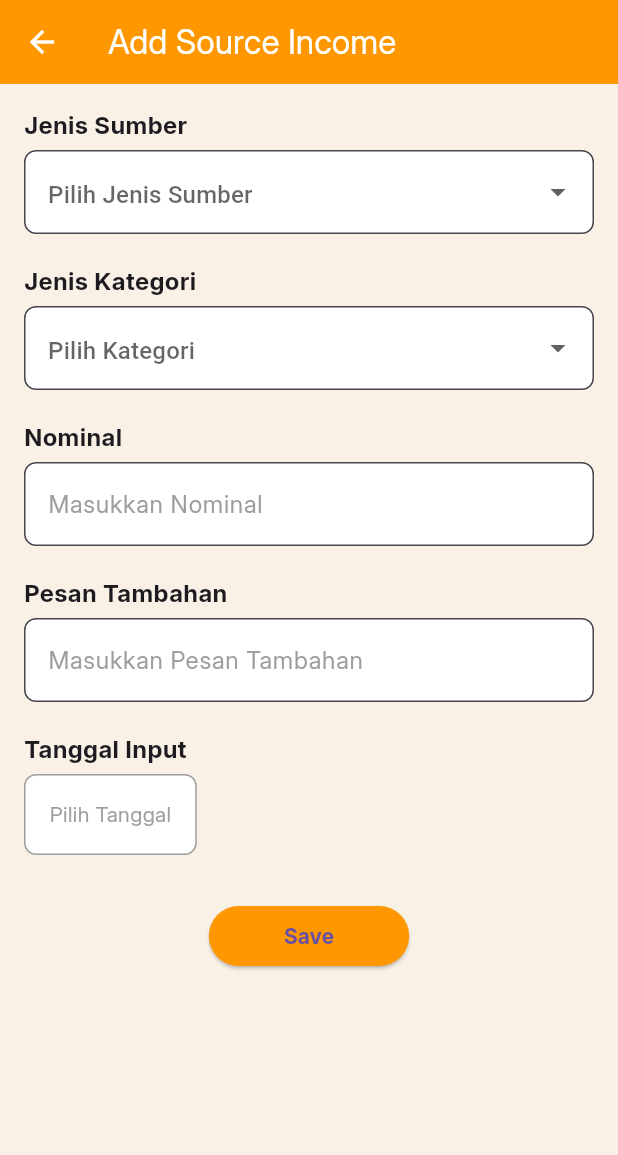
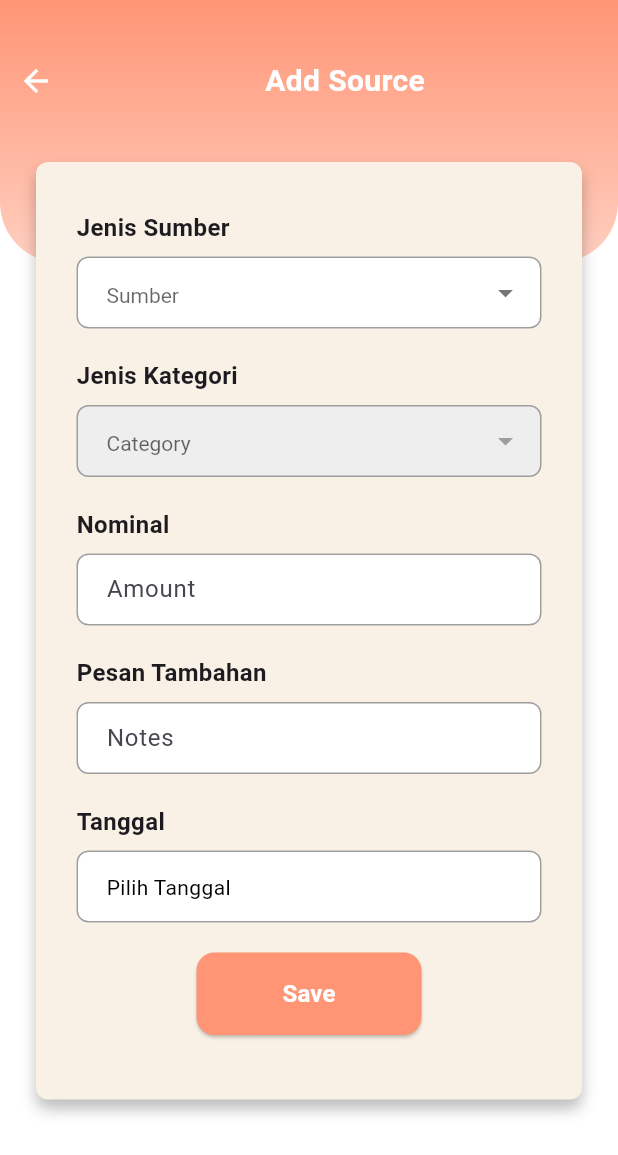
Before and after one commit to Natashayp/money_map, a Flutter app: the AddSourceIncomePage screen opened by its route, on a phone screen of 412 x 824 dp. Shown: the top 1155 px of the screen. Run offline on Flutter 3.47's test engine with Material 3 defaults, Android fonts, the phone set to English and light mode, and no system bars; our stand-ins replace cloud_firestore, firebase_core; accounts and stored records are empty; project files that could hold a hidden picture were left out.

Commit message:
benerin layout

```diff
--- a/lib/add_source_income_page.dart
+++ b/lib/add_source_income_page.dart
@@ -1,76 +1,89 @@
 import 'package:flutter/material.dart';
-import 'package:cloud_firestore/cloud_firestore.dart'; // Import Firebase Firestore
+import 'package:cloud_firestore/cloud_firestore.dart';
 import 'home_page.dart';
 
 class AddSourceIncomePage extends StatefulWidget {
-  AddSourceIncomePage({super.key});
-
   @override
   _AddSourceIncomePageState createState() => _AddSourceIncomePageState();
 }
 
 class _AddSourceIncomePageState extends State<AddSourceIncomePage> {
-  final List<Map<String, dynamic>> categories = [
-    {'icon': Icons.shopping_bag, 'name': 'Shopping'},
-    {'icon': Icons.fastfood, 'name': 'Food'},
-    {'icon': Icons.shopping_cart, 'name': 'Groceries'},
-    {'icon': Icons.music_note, 'name': 'Entertainment'},
-    {'icon': Icons.health_and_safety, 'name': 'Health'},
+  String? _selectedSourceType;
+  String? _selectedCategory;
+  DateTime? _selectedDate;
+
+  final List<Map<String, dynamic>> incomeCategories = [
+    {"label": "Salary", "icon": Icons.money},
+    {"label": "Investment", "icon": Icons.trending_up},
+    {"label": "Bonus", "icon": Icons.card_giftcard},
+    {"label": "Other", "icon": Icons.category},
   ];
 
-  DateTime? _selectedDate;
-  String? selectedCategory;
-  String? selectedSourceType;
-  TextEditingController amountController = TextEditingController();
-  TextEditingController notesController = TextEditingController();
+  final List<Map<String, dynamic>> expenseCategories = [
+    {"label": "Shopping", "icon": Icons.shopping_bag},
+    {"label": "Food", "icon": Icons.fastfood},
+    {"label": "Groceries", "icon": Icons.local_grocery_store},
+    {"label": "Entertainment", "icon": Icons.mic},
+    {"label": "Health", "icon": Icons.favorite},
+  ];
 
-  @override
-  Widget build(BuildContext context) {
-    return Scaffold(
-      appBar: AppBar(
-        backgroundColor: Colors.orange,
-        elevation: 0,
-        leading: IconButton(
-          icon: Icon(Icons.arrow_back, color: Colors.white),
-          onPressed: () {
-            Navigator.pop(context);
-          },
+  final TextEditingController _amountController = TextEditingController();
+  final TextEditingController _noteController = TextEditingController();
+
+  Future<void> _saveToFirebase() async {
+    if (_selectedSourceType != null &&
+        _selectedCategory != null &&
+        _selectedDate != null &&
+        _amountController.text.isNotEmpty) {
+      await FirebaseFirestore.instance.collection('db-money-mab').add({
+        'source': _selectedSourceType,
+        'category': _selectedCategory,
+        'amount': double.parse(_amountController.text),
+        'notes': _noteController.text,
+        'date': _selectedDate,
+      });
+
+      _showSuccessDialog();
+    } else {
+      _showErrorDialog();
+    }
+  }
+
+  void _showSuccessDialog() {
+    showDialog(
+      context: context,
+      builder: (context) => AlertDialog(
+        shape: RoundedRectangleBorder(
+          borderRadius: BorderRadius.circular(12),
         ),
-        title: Text(
-          "Add Source Income",
-          style: TextStyle(color: Colors.white, fontFamily: 'Inter'),
-        ),
-      ),
-      body: Container(
-        color: Color.fromRGBO(249, 241, 230, 1),
-        padding: EdgeInsets.all(16.0),
-        child: Column(
-          crossAxisAlignment: CrossAxisAlignment.start,
+        content: Column(
+          mainAxisSize: MainAxisSize.min,
           children: [
-            _buildSourceTypeDropdown(),
-            SizedBox(height: 20),
-            _buildDropdownField("Jenis Kategori"),
-            SizedBox(height: 20),
-            _buildInputField("Nominal", amountController),
-            SizedBox(height: 20),
-            _buildInputField("Pesan Tambahan", notesController),
-            SizedBox(height: 20),
-            _buildDatePickerField(context),
-            SizedBox(height: 30),
-            Center(
-              child: ElevatedButton(
-                onPressed: _saveToFirebase,
-                style: ElevatedButton.styleFrom(
-                  backgroundColor: Colors.orange,
-                  padding: EdgeInsets.symmetric(horizontal: 50, vertical: 10),
+            Icon(Icons.check_circle, color: Colors.green, size: 60),
+            const SizedBox(height: 16),
+            const Text(
+              "Data Berhasil Disimpan",
+              style: TextStyle(fontWeight: FontWeight.bold, fontSize: 18),
+            ),
+            const SizedBox(height: 24),
+            ElevatedButton(
+              onPressed: () {
+                Navigator.pop(context);
+                Navigator.pushReplacement(
+                  context,
+                  MaterialPageRoute(builder: (context) => HomePage()),
+                );
+              },
+              style: ElevatedButton.styleFrom(
+                backgroundColor: const Color(0xFFFF9575),
+                padding: const EdgeInsets.symmetric(vertical: 12, horizontal: 24),
+                shape: RoundedRectangleBorder(
+                  borderRadius: BorderRadius.circular(8),
                 ),
-                child: Text(
-                  "Save",
-                  style: TextStyle(
-                    fontFamily: 'Inter',
-                    fontWeight: FontWeight.bold,
-                  ),
-                ),
+              ),
+              child: const Text(
+                "OK",
+                style: TextStyle(fontSize: 16, fontWeight: FontWeight.bold, color: Colors.white),
               ),
             ),
           ],
@@ -79,38 +92,252 @@ class _AddSourceIncomePageState extends State<AddSourceIncomePage> {
     );
   }
 
-  Widget _buildSourceTypeDropdown() {
+  void _showErrorDialog() {
+    showDialog(
+      context: context,
+      builder: (context) => AlertDialog(
+        shape: RoundedRectangleBorder(
+          borderRadius: BorderRadius.circular(12),
+        ),
+        content: Column(
+          mainAxisSize: MainAxisSize.min,
+          children: [
+            Icon(Icons.error, color: Colors.red, size: 60),
+            const SizedBox(height: 16),
+            const Text(
+              "Tolong isi semua data",
+              style: TextStyle(fontWeight: FontWeight.bold, fontSize: 18),
+            ),
+            const SizedBox(height: 24),
+            ElevatedButton(
+              onPressed: () {
+                Navigator.pop(context);
+              },
+              style: ElevatedButton.styleFrom(
+                backgroundColor: const Color(0xFFFF9575),
+                padding: const EdgeInsets.symmetric(vertical: 12, horizontal: 24),
+                shape: RoundedRectangleBorder(
+                  borderRadius: BorderRadius.circular(8),
+                ),
+              ),
+              child: const Text(
+                "OK",
+                style: TextStyle(fontSize: 16, fontWeight: FontWeight.bold, color: Colors.white),
+              ),
+            ),
+          ],
+        ),
+      ),
+    );
+  }
+
+  @override
+  Widget build(BuildContext context) {
+    return Scaffold(
+      backgroundColor: const Color(0xFFFFFFFF),
+      body: Stack(
+        children: [
+          Container(
+            height: 175,
+            decoration: const BoxDecoration(
+              gradient: LinearGradient(
+                colors: [Color(0xFFFF9575), Color(0xFFFFCFC0)],
+                begin: Alignment.topCenter,
+                end: Alignment.bottomCenter,
+              ),
+              borderRadius: BorderRadius.only(
+                bottomLeft: Radius.circular(40),
+                bottomRight: Radius.circular(40),
+              ),
+            ),
+          ),
+          SafeArea(
+            child: SingleChildScrollView(
+              child: Column(
+                crossAxisAlignment: CrossAxisAlignment.start,
+                children: [
+                  const SizedBox(height: 30),
+                  Row(
+                    children: [
+                      IconButton(
+                        icon: const Icon(Icons.arrow_back, color: Colors.white),
+                        onPressed: () => Navigator.pop(context),
+                      ),
+                      const Spacer(),
+                      const Text(
+                        "Add Source",
+                        style: TextStyle(
+                          fontWeight: FontWeight.bold,
+                          fontSize: 20,
+                          color: Colors.white,
+                        ),
+                      ),
+                      const Spacer(),
+                    ],
+                  ),
+                  const SizedBox(height: 30),
+                  Center(
+                    child: Container(
+                      margin: const EdgeInsets.fromLTRB(24, 0, 24, 32),
+                      padding: const EdgeInsets.symmetric(vertical: 27, horizontal: 27),
+                      decoration: BoxDecoration(
+                        color: const Color(0xFFF9F1E6),
+                        borderRadius: BorderRadius.circular(8),
+                        boxShadow: [
+                          BoxShadow(
+                            color: Colors.black26,
+                            blurRadius: 8,
+                            offset: const Offset(0, 6),
+                          ),
+                        ],
+                      ),
+                      child: Column(
+                        children: [
+                          const SizedBox(height: 5),
+                          _buildDropdownField(
+                            "Jenis Sumber",
+                            [
+                              {"label": "Income", "icon": Icons.attach_money},
+                              {"label": "Expense", "icon": Icons.money_off},
+                            ],
+                            _selectedSourceType,
+                            "Sumber",
+                            (value) => setState(() {
+                              _selectedSourceType = value;
+                              _selectedCategory = null;
+                            }),
+                          ),
+                          const SizedBox(height: 20),
+                          _buildDropdownField(
+                            "Jenis Kategori",
+                            _selectedSourceType == "Income"
+                                ? incomeCategories
+                                : expenseCategories,
+                            _selectedCategory,
+                            "Category",
+                            (value) => setState(() => _selectedCategory = value),
+                            enabled: _selectedSourceType != null,
+                          ),
+                          const SizedBox(height: 20),
+                          _buildTextField("Nominal", "Amount", _amountController),
+                          const SizedBox(height: 20),
+                          _buildTextField("Pesan Tambahan", "Notes", _noteController),
+                          const SizedBox(height: 20),
+                          _buildDatePickerField(),
+                          const SizedBox(height: 20),
+                          Center(
+                            child: SizedBox(
+                              width: 150,
+                              child: ElevatedButton(
+                                onPressed: _saveToFirebase,
+                                style: ElevatedButton.styleFrom(
+                                  backgroundColor: const Color(0xFFFF9575),
+                                  padding: const EdgeInsets.symmetric(vertical: 16),
+                                  shape: RoundedRectangleBorder(
+                                    borderRadius: BorderRadius.circular(12),
+                                  ),
+                                ),
+                                child: const Text(
+                                  "Save",
+                                  style: TextStyle(
+                                    fontSize: 16,
+                                    fontWeight: FontWeight.bold,
+                                    color: Colors.white,
+                                  ),
+                                ),
+                              ),
+                            ),
+                          ),
+                          const SizedBox(height: 16),
+                        ],
+                      ),
+                    ),
+                  ),
+                ],
+              ),
+            ),
+          ),
+        ],
+      ),
+    );
+  }
+
+  Widget _buildDropdownField(
+    String label,
+    List<Map<String, dynamic>> items,
+    String? selectedValue,
+    String hint,
+    ValueChanged<String?> onChanged, {
+    bool enabled = true,
+  }) {
     return Column(
       crossAxisAlignment: CrossAxisAlignment.start,
       children: [
-        Text(
-          "Jenis Sumber",
-          style: TextStyle(
-            fontFamily: 'Inter',
-            fontWeight: FontWeight.bold,
-            fontSize: 16,
+        Text(label, style: const TextStyle(fontSize: 16, fontWeight: FontWeight.bold)),
+        const SizedBox(height: 8),
+        DropdownButtonFormField<String>(
+          value: selectedValue,
+          items: items
+              .map(
+                (item) => DropdownMenuItem<String>(
+                  value: item["label"],
+                  child: Row(
+                    children: [
+                      Icon(item["icon"], size: 20, color: Colors.black54),
+                      const SizedBox(width: 8),
+                      Text(item["label"]),
+                    ],
+                  ),
+                ),
+              )
+              .toList(),
+          onChanged: enabled ? onChanged : null,
+          decoration: InputDecoration(
+            hintText: hint,
+            filled: true,
+            fillColor: enabled ? Colors.white : Colors.grey.shade200,
+            contentPadding: const EdgeInsets.symmetric(vertical: 10, horizontal: 16),
+            border: OutlineInputBorder(
+              borderRadius: BorderRadius.circular(8),
+              borderSide: const BorderSide(color: Colors.grey),
+            ),
+            enabledBorder: OutlineInputBorder(
+              borderRadius: BorderRadius.circular(8),
+              borderSide: const BorderSide(color: Colors.grey),
+            ),
+            disabledBorder: OutlineInputBorder(
+              borderRadius: BorderRadius.circular(8),
+              borderSide: BorderSide(color: Colors.grey.shade300),
+            ),
           ),
+          style: const TextStyle(fontSize: 14, color: Colors.black),
+          iconEnabledColor: Colors.black54,
+          iconDisabledColor: Colors.grey,
         ),
-        SizedBox(height: 5),
-        DropdownButtonFormField<String>(
-          items: [
-            DropdownMenuItem(value: "Income", child: Text("Income")),
-            DropdownMenuItem(value: "Expense", child: Text("Expense")),
-          ],
-          onChanged: (value) {
-            setState(() {
-              selectedSourceType = value;
-            });
-          },
+      ],
+    );
+  }
+
+  Widget _buildTextField(String label, String hint, TextEditingController controller) {
+    return Column(
+      crossAxisAlignment: CrossAxisAlignment.start,
+      children: [
+        Text(label, style: const TextStyle(fontSize: 16, fontWeight: FontWeight.bold)),
+        const SizedBox(height: 8),
+        TextField(
+          controller: controller,
           decoration: InputDecoration(
-            border: OutlineInputBorder(borderRadius: BorderRadius.circular(8)),
+            hintText: hint,
             filled: true,
             fillColor: Colors.white,
-            hintText: "Pilih Jenis Sumber",
-            hintStyle: TextStyle(
-              fontFamily: 'Inter',
-              fontWeight: FontWeight.normal,
-              color: Colors.grey,
+            contentPadding: const EdgeInsets.symmetric(vertical: 10, horizontal: 16),
+            border: OutlineInputBorder(
+              borderRadius: BorderRadius.circular(8),
+              borderSide: const BorderSide(color: Colors.grey),
+            ),
+            enabledBorder: OutlineInputBorder(
+              borderRadius: BorderRadius.circular(8),
+              borderSide: const BorderSide(color: Colors.grey),
             ),
           ),
         ),
@@ -118,184 +345,50 @@ class _AddSourceIncomePageState extends State<AddSourceIncomePage> {
     );
   }
 
-  Widget _buildDropdownField(String label) {
+  Widget _buildDatePickerField() {
     return Column(
       crossAxisAlignment: CrossAxisAlignment.start,
       children: [
-        Text(
-          label,
-          style: TextStyle(
-            fontFamily: 'Inter',
-            fontWeight: FontWeight.bold,
-            fontSize: 16,
-          ),
-        ),
-        SizedBox(height: 5),
-        DropdownButtonFormField<Map<String, dynamic>>(
-          items: categories
-              .map(
-                (category) => DropdownMenuItem(
-                  value: category,
-                  child: Row(
-                    children: [
-                      Icon(category['icon']),
-                      SizedBox(width: 10),
-                      Text(category['name'], style: TextStyle(fontFamily: 'Inter')),
-                    ],
-                  ),
-                ),
-              )
-              .toList(),
-          onChanged: (value) {
-            setState(() {
-              selectedCategory = value?['name'];
-            });
+        const Text("Tanggal", style: TextStyle(fontSize: 16, fontWeight: FontWeight.bold)),
+        const SizedBox(height: 8),
+        InkWell(
+          onTap: () async {
+            final DateTime? picked = await showDatePicker(
+              context: context,
+              initialDate: _selectedDate ?? DateTime.now(),
+              firstDate: DateTime(2000),
+              lastDate: DateTime(2101),
+            );
+            if (picked != null && picked != _selectedDate) {
+              setState(() {
+                _selectedDate = picked;
+              });
+            }
           },
-          decoration: InputDecoration(
-            border: OutlineInputBorder(borderRadius: BorderRadius.circular(8)),
-            filled: true,
-            fillColor: Colors.white,
-            hintText: "Pilih Kategori",
-            hintStyle: TextStyle(
-              fontFamily: 'Inter',
-              fontWeight: FontWeight.normal,
-              color: Colors.grey,
+          child: InputDecorator(
+            decoration: InputDecoration(
+              hintText: "Pilih Tanggal",
+              filled: true,
+              fillColor: Colors.white,
+              contentPadding: const EdgeInsets.symmetric(vertical: 10, horizontal: 16),
+              border: OutlineInputBorder(
+                borderRadius: BorderRadius.circular(8),
+                borderSide: const BorderSide(color: Colors.grey),
+              ),
+              enabledBorder: OutlineInputBorder(
+                borderRadius: BorderRadius.circular(8),
+                borderSide: const BorderSide(color: Colors.grey),
+              ),
+            ),
+            child: Text(
+              _selectedDate == null
+                  ? "Pilih Tanggal"
+                  : "${_selectedDate!.day}-${_selectedDate!.month}-${_selectedDate!.year}",
+              style: const TextStyle(fontSize: 14, color: Colors.black),
             ),
           ),
         ),
       ],
     );
   }
-
-  Widget _buildInputField(String label, TextEditingController controller) {
-    return Column(
-      crossAxisAlignment: CrossAxisAlignment.start,
-      children: [
-        Text(
-          label,
-          style: TextStyle(
-            fontFamily: 'Inter',
-            fontWeight: FontWeight.bold,
-            fontSize: 16,
-          ),
-        ),
-        SizedBox(height: 5),
-        TextField(
-          controller: controller,
-          decoration: InputDecoration(
-            border: OutlineInputBorder(borderRadius: BorderRadius.circular(8)),
-            filled: true,
-            fillColor: Colors.white,
-            hintText: "Masukkan $label",
-            hintStyle: TextStyle(
-              fontFamily: 'Inter',
-              fontWeight: FontWeight.normal,
-              color: Colors.grey,
-            ),
-          ),
-        ),
-      ],
-    );
-  }
-
-  Widget _buildDatePickerField(BuildContext context) {
-    return Column(
-      crossAxisAlignment: CrossAxisAlignment.start,
-      children: [
-        Text(
-          "Tanggal Input",
-          style: TextStyle(
-            fontFamily: 'Inter',
-            fontWeight: FontWeight.bold,
-            fontSize: 16,
-          ),
-        ),
-        SizedBox(height: 5),
-        GestureDetector(
-          onTap: () async {
-            DateTime? pickedDate = await showDatePicker(
-              context: context,
-              initialDate: _selectedDate ?? DateTime.now(),
-              firstDate: DateTime(2000),
-              lastDate: DateTime(2100),
-            );
-
-            if (pickedDate != null) {
-              setState(() {
-                _selectedDate = pickedDate;
-              });
-            }
-          },
-          child: Container(
-            padding: EdgeInsets.symmetric(horizontal: 16, vertical: 16),
-            decoration: BoxDecoration(
-              color: Colors.white,
-              borderRadius: BorderRadius.circular(8),
-              border: Border.all(color: Colors.grey),
-            ),
-            child: Text(
-              _selectedDate != null
-                  ? "${_selectedDate!.year}-${_selectedDate!.month.toString().padLeft(2, '0')}-${_selectedDate!.day.toString().padLeft(2, '0')}"
-                  : "Pilih Tanggal",
-              style: TextStyle(
-                fontFamily: 'Inter',
-                fontWeight: FontWeight.normal,
-                color: _selectedDate != null ? Colors.black : Colors.grey,
-              ),
-            ),
-          ),
-        ),
-      ],
-    );
-  }
-
-  Future<void> _saveToFirebase() async {
-    if (selectedSourceType != null &&
-        selectedCategory != null &&
-        amountController.text.isNotEmpty &&
-        notesController.text.isNotEmpty &&
-        _selectedDate != null) {
-      await FirebaseFirestore.instance.collection('db-money-mab').add({
-        'source': selectedSourceType,
-        'category': selectedCategory,
-        'amount': double.parse(amountController.text),
-        'notes': notesController.text,
-        'date': _selectedDate,
-      });
-
-      _showDialog("Data Saved Successfully", Colors.green);
-    } else {
-      _showDialog("Please fill all fields", Colors.red);
-    }
-  }
-
-  void _showDialog(String message, Color color) {
-    showDialog(
-      context: context,
-      builder: (BuildContext context) {
-        return AlertDialog(
-          content: Column(
-            mainAxisSize: MainAxisSize.min,
-            children: [
-              Icon(Icons.info, color: color, size: 50),
-              SizedBox(height: 10),
-              Text(message),
-            ],
-          ),
-          actions: [
-            TextButton(
-              onPressed: () {
-                Navigator.pushAndRemoveUntil(
-                  context,
-                  MaterialPageRoute(builder: (context) => HomePage()),
-                  (route) => false,
-                );
-              },
-              child: Text("OK"),
-            ),
-          ],
-        );
-      },
-    );
-  }
 }
```
